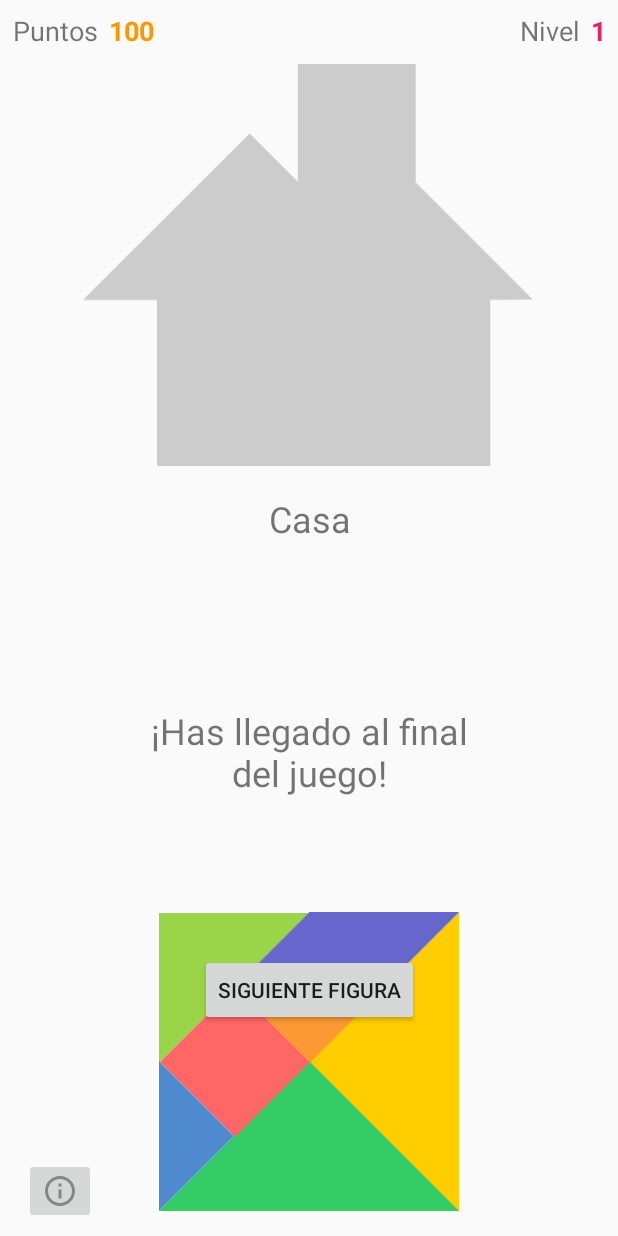
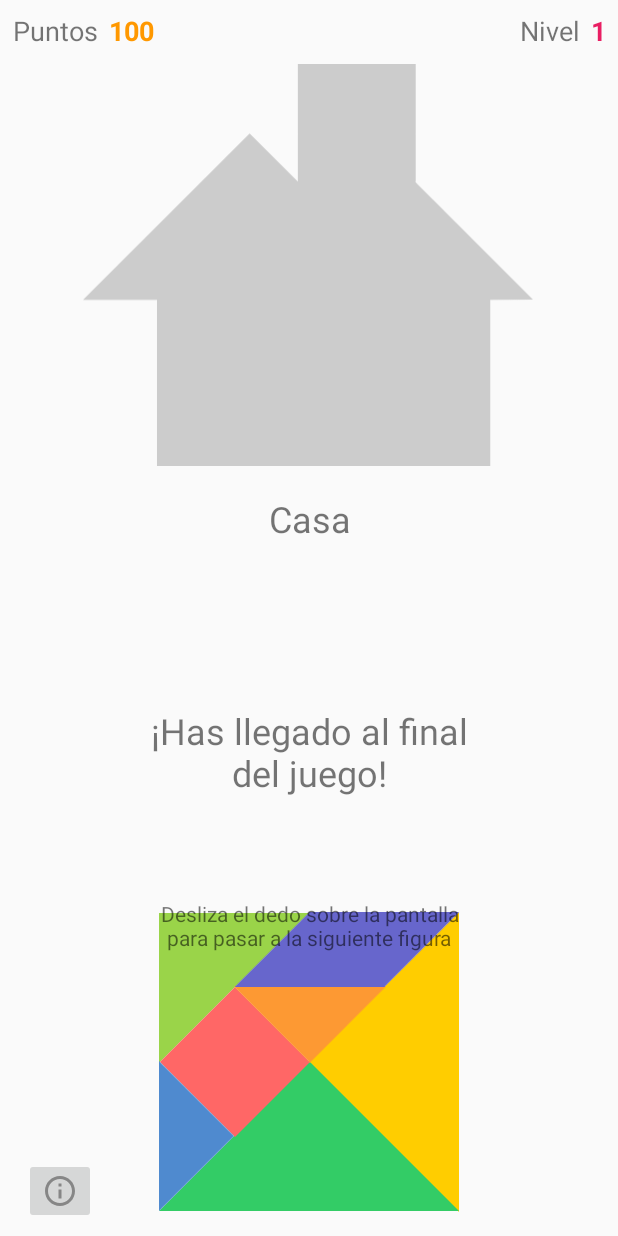
Before and after one commit to cdejuana/Tangram-Game, an Android app: the layout activity_tangram.xml on its own in the app's theme, with its tools: preview values and no code run, on a phone screen of 412 x 824 dp. Run offline under Robolectric (Android 15) with nearby library versions, the phone set to English and light mode, and no system bars.

Commit message:
deslizar para cambiar de figura

```diff
--- a/app/src/main/res/layout/activity_tangram.xml
+++ b/app/src/main/res/layout/activity_tangram.xml
@@ -75,6 +75,7 @@
         android:layout_height="wrap_content"
         android:layout_marginBottom="140dp"
         android:text="@string/bt_siguiente"
+        android:visibility="invisible"
         app:layout_constraintBottom_toBottomOf="parent"
         app:layout_constraintEnd_toEndOf="parent"
         app:layout_constraintStart_toStartOf="parent" />
@@ -357,4 +358,16 @@
         app:layout_constraintStart_toStartOf="parent"
         app:layout_constraintTop_toTopOf="parent" />
 
+    <TextView
+        android:id="@+id/tv_siguiente"
+        android:layout_width="209dp"
+        android:layout_height="wrap_content"
+        android:text="@string/tv_siguiente"
+        android:textAlignment="center"
+        app:layout_constraintBottom_toBottomOf="parent"
+        app:layout_constraintEnd_toEndOf="parent"
+        app:layout_constraintStart_toStartOf="parent"
+        app:layout_constraintTop_toTopOf="parent"
+        app:layout_constraintVertical_bias="0.76" />
+
 </androidx.constraintlayout.widget.ConstraintLayout>
--- a/app/src/main/res/values/strings.xml
+++ b/app/src/main/res/values/strings.xml
@@ -19,4 +19,5 @@
         \nAl completar una figura entera ganas 50 puntos, y cada 3 figuras completadas subes un nivel.
     </string>
     <string name="bt_jugar">Jugar</string>
+    <string name="tv_siguiente">Desliza el dedo sobre la pantalla para pasar a la siguiente figura</string>
 </resources>
```
Also changed, not shown: app/src/main/java/com/dawmi2/tangramv6/TangramActivity.java (+80 -7 lines).
